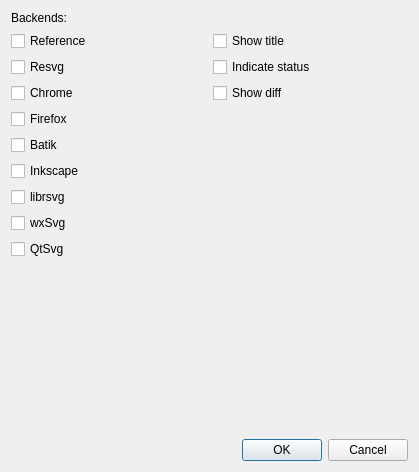
This is tools/vdiff/src/exportdialog.ui in RazrFalcon/resvg-test-suite as Qt 5 draws it before an edit. The edited form follows.
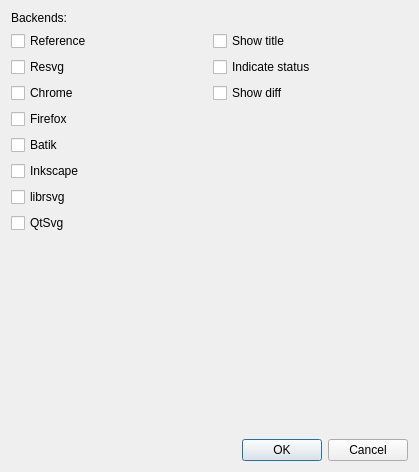
This is the edited form.

What changed in the file:
```diff
--- a/tools/vdiff/src/exportdialog.ui
+++ b/tools/vdiff/src/exportdialog.ui
@@ -74,13 +74,6 @@
          </property>
         </widget>
        </item>
-       <item>
-        <widget class="QCheckBox" name="chBoxBWxSvg">
-         <property name="text">
-          <string>wxSvg</string>
-         </property>
-        </widget>
-       </item>
        <item>
         <widget class="QCheckBox" name="chBoxBQtSvg">
          <property name="text">
```
